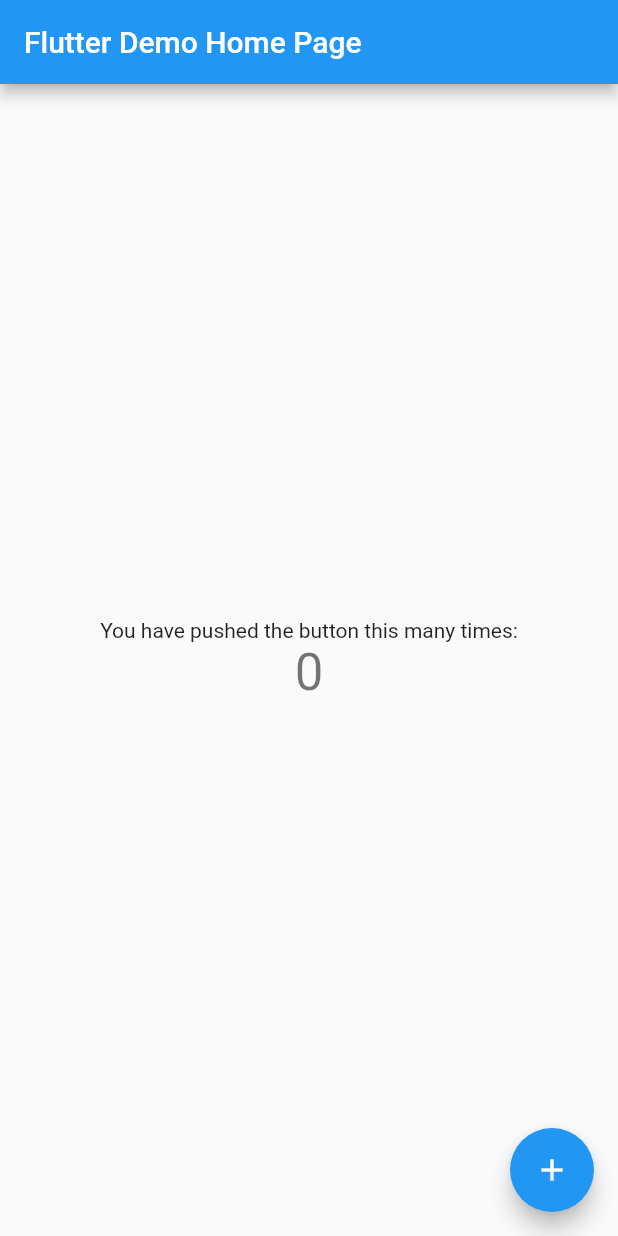
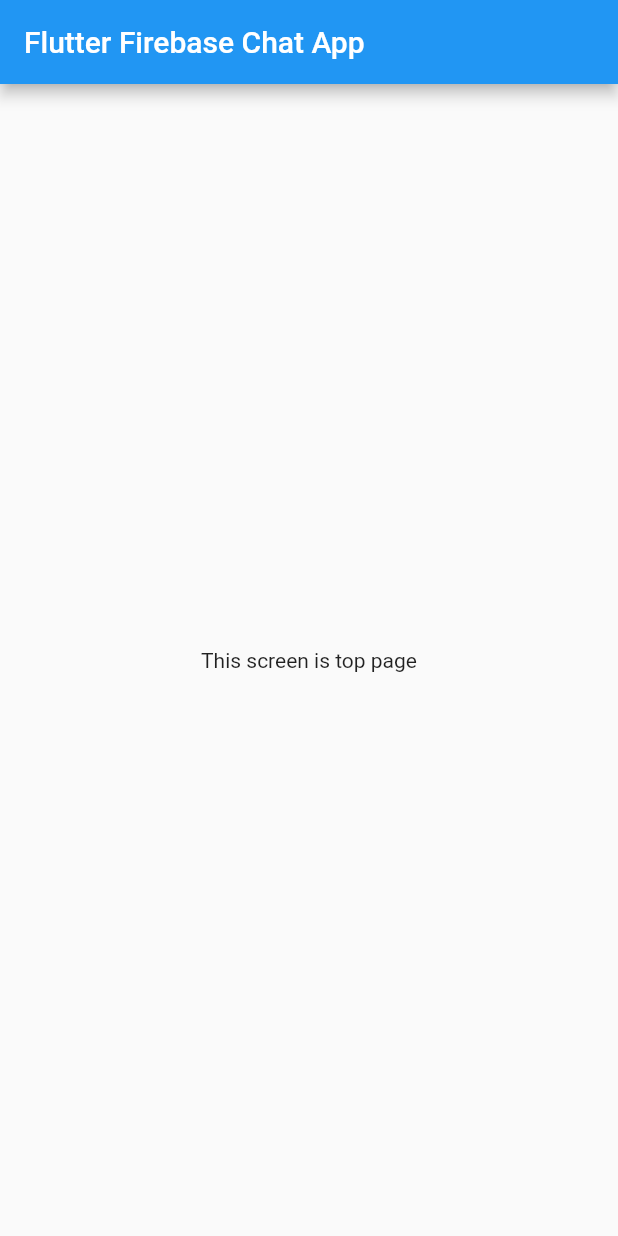
Before and after one commit to bamboo-wood/flutter_firebase_chat_app, a Flutter app: the screen it shows after launch, on a phone screen of 412 x 824 dp. Run offline on Flutter 3.47's test engine with Material 2 defaults, Android fonts, the phone set to English and light mode, and no system bars.

Commit message:
Add top page

```diff
--- a/lib/main.dart
+++ b/lib/main.dart
@@ -1,4 +1,5 @@
 import 'package:flutter/material.dart';
+import 'package:flutter_firebase_chat_app/pages/top_page.dart';
 
 void main() {
   runApp(const MyApp());
@@ -14,54 +15,7 @@ class MyApp extends StatelessWidget {
       theme: ThemeData(
         primarySwatch: Colors.blue,
       ),
-      home: const MyHomePage(title: 'Flutter Demo Home Page'),
+      home: const TopPage(),
     );
   }
 }
-
-class MyHomePage extends StatefulWidget {
-  const MyHomePage({super.key, required this.title});
-
-  final String title;
-
-  @override
-  State<MyHomePage> createState() => _MyHomePageState();
-}
-
-class _MyHomePageState extends State<MyHomePage> {
-  int _counter = 0;
-
-  void _incrementCounter() {
-    setState(() {
-      _counter++;
-    });
-  }
-
-  @override
-  Widget build(BuildContext context) {
-    return Scaffold(
-      appBar: AppBar(
-        title: Text(widget.title),
-      ),
-      body: Center(
-        child: Column(
-          mainAxisAlignment: MainAxisAlignment.center,
-          children: <Widget>[
-            const Text(
-              'You have pushed the button this many times:',
-            ),
-            Text(
-              '$_counter',
-              style: Theme.of(context).textTheme.headlineMedium,
-            ),
-          ],
-        ),
-      ),
-      floatingActionButton: FloatingActionButton(
-        onPressed: _incrementCounter,
-        tooltip: 'Increment',
-        child: const Icon(Icons.add),
-      ),
-    );
-  }
-}
--- /dev/null
+++ b/lib/pages/top_page.dart
@@ -0,0 +1,20 @@
+import 'package:flutter/material.dart';
+
+class TopPage extends StatefulWidget {
+  const TopPage({super.key});
+
+  @override
+  State<TopPage> createState() => _TopPageState();
+}
+
+class _TopPageState extends State<TopPage> {
+  @override
+  Widget build(BuildContext context) {
+    return Scaffold(
+      appBar: AppBar(
+        title: const Text('Flutter Firebase Chat App'),
+      ),
+      body: const Center(child: Text('This screen is top page')),
+    );
+  }
+}
```
